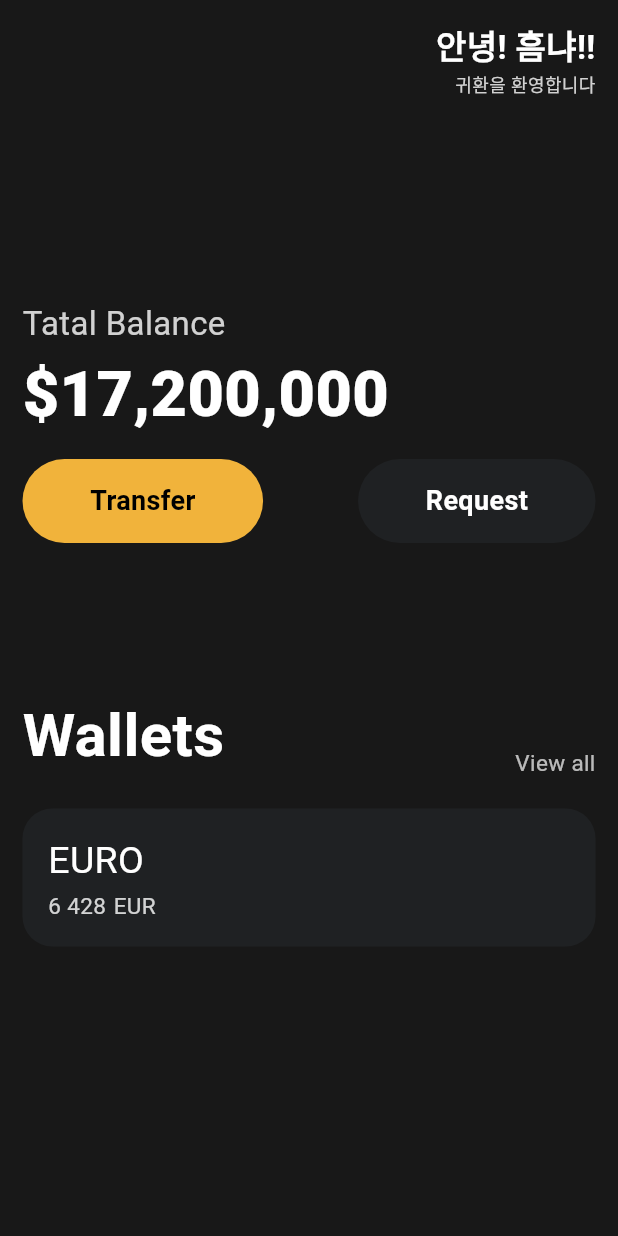
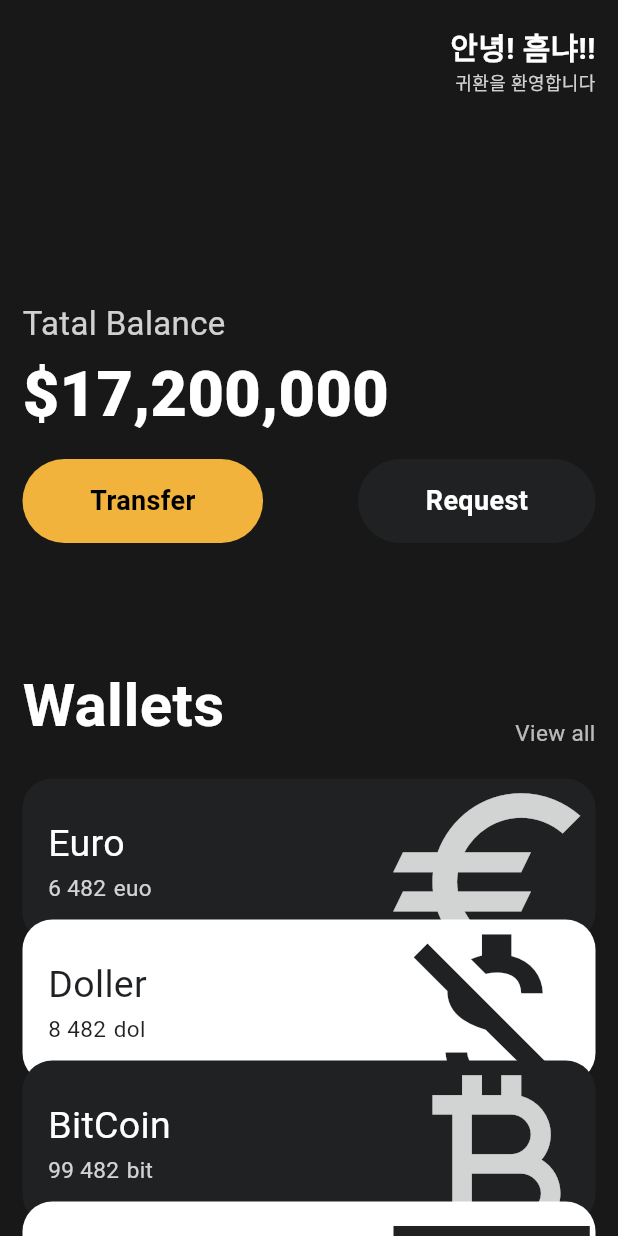
Before and after one commit to HumNya-Games/MO1, a Flutter app: the screen it shows after launch, on a phone screen of 412 x 824 dp. Run offline on Flutter 3.47's test engine with Material 3 defaults, Android fonts, the phone set to English and light mode, and no system bars.

Commit message:
UI완성 버전

```diff
--- a/toonflix/lib/main.dart
+++ b/toonflix/lib/main.dart
@@ -1,5 +1,6 @@
 import 'package:flutter/material.dart';
 import 'package:toonflix/widgets/button.dart';
+import 'package:toonflix/widgets/currency_card.dart';
 
 void main() {
   runApp(const App());
@@ -13,7 +14,8 @@ class App extends StatelessWidget {
     return MaterialApp(
       home: Scaffold(
         backgroundColor: const Color(0xff181818),
-        body: Padding(
+        body: SingleChildScrollView(
+          child: Padding(
             padding: const EdgeInsetsGeometry.symmetric(horizontal: 15),
             child: Column(
               crossAxisAlignment: CrossAxisAlignment.start,
@@ -29,7 +31,7 @@ class App extends StatelessWidget {
                           "안녕! 흠냐!!",
                           style: TextStyle(
                             color: Colors.white,
-                          fontSize: 22,
+                            fontSize: 20,
                             fontWeight: FontWeight.w700,
                           ),
                         ),
@@ -78,7 +80,7 @@ class App extends StatelessWidget {
                     ),
                   ],
                 ),
-              const SizedBox(height: 100),
+                const SizedBox(height: 80),
                 Row(
                   crossAxisAlignment: CrossAxisAlignment.end,
                   mainAxisAlignment: MainAxisAlignment.spaceBetween,
@@ -102,52 +104,51 @@ class App extends StatelessWidget {
                   ],
                 ),
                 const SizedBox(height: 20),
-              Container(
-                decoration: const BoxDecoration(
-                  color: Color(0xFF1F2123),
-                  borderRadius: BorderRadiusGeometry.all(Radius.circular(20)),
-                ),
-                child: Padding(
-                  padding: const EdgeInsets.all(17.0),
-                  child: Row(
-                    children: [
-                      Column(
-                        crossAxisAlignment: CrossAxisAlignment.start,
-                        children: [
-                          const Text(
-                            "EURO",
-                            style: TextStyle(color: Colors.white, fontSize: 25),
-                          ),
-                          const SizedBox(height: 1),
-                          Row(
-                            children: [
-                              Text(
-                                '6 428',
-                                style: TextStyle(
-                                  color: Colors.white.withValues(alpha: 0.8),
-                                  fontSize: 15,
+                Transform.translate(
+                  offset: const Offset(0, -0),
+                  child: const CurrenceyCard(
+                    name: 'Euro',
+                    code: 'euo',
+                    amount: '6 482',
+                    icon: Icons.euro_sharp,
+                    isInverted: true,
                   ),
                 ),
-                              const SizedBox(width: 5),
-                              Text(
-                                'EUR',
-                                style: TextStyle(
-                                  color: Colors.white.withValues(alpha: 0.8),
-                                  fontSize: 15,
+                Transform.translate(
+                  offset: const Offset(0, -15),
+                  child: const CurrenceyCard(
+                    name: 'Doller',
+                    code: 'dol',
+                    amount: '8 482',
+                    icon: Icons.money_off_sharp,
+                    isInverted: false,
                   ),
                 ),
-                            ],
+                Transform.translate(
+                  offset: const Offset(0, -30),
+                  child: const CurrenceyCard(
+                    name: 'BitCoin',
+                    code: 'bit',
+                    amount: '99 482',
+                    icon: Icons.currency_bitcoin_sharp,
+                    isInverted: true,
                   ),
-                        ],
                 ),
-                    ],
-                  ),
+                Transform.translate(
+                  offset: const Offset(0, -45),
+                  child: const CurrenceyCard(
+                    name: 'Won',
+                    code: 'won',
+                    amount: '999 482',
+                    icon: Icons.money_sharp,
+                    isInverted: false,
                   ),
                 ),
               ],
             ),
           ),
         ),
+      ),
     );
   }
 }
--- /dev/null
+++ b/toonflix/lib/widgets/currency_card.dart
@@ -0,0 +1,85 @@
+import 'package:flutter/material.dart';
+
+class CurrenceyCard extends StatelessWidget {
+  final String name, code, amount;
+  final IconData icon;
+  final bool isInverted;
+  final _blackColor = const Color(0xFF1F2123);
+
+  const CurrenceyCard({
+    super.key,
+    required this.name,
+    required this.code,
+    required this.amount,
+    required this.icon,
+    required this.isInverted,
+  });
+
+  @override
+  Widget build(BuildContext context) {
+    return Container(
+      clipBehavior: Clip.hardEdge,
+      decoration: BoxDecoration(
+        color: isInverted ? _blackColor : Colors.white,
+        borderRadius: const BorderRadiusGeometry.all(Radius.circular(20)),
+      ),
+      child: Padding(
+        padding: const EdgeInsets.all(17.0),
+        child: Row(
+          mainAxisAlignment: MainAxisAlignment.spaceBetween,
+          children: [
+            Column(
+              crossAxisAlignment: CrossAxisAlignment.start,
+              children: [
+                Text(
+                  name,
+                  style: TextStyle(
+                    color: isInverted ? Colors.white : _blackColor,
+                    fontSize: 25,
+                  ),
+                ),
+                const SizedBox(height: 1),
+                Row(
+                  children: [
+                    Text(
+                      amount,
+                      style: TextStyle(
+                        color: isInverted
+                            ? Colors.white.withValues(alpha: 0.8)
+                            : _blackColor,
+                        fontSize: 15,
+                      ),
+                    ),
+                    const SizedBox(width: 5),
+                    Text(
+                      code,
+                      style: TextStyle(
+                        color: isInverted
+                            ? Colors.white.withValues(alpha: 0.8)
+                            : _blackColor,
+                        fontSize: 15,
+                      ),
+                    ),
+                  ],
+                ),
+              ],
+            ),
+            Transform.scale(
+              scale: 2.1,
+              child: Transform.translate(
+                offset: const Offset(-7, 7),
+                child: Icon(
+                  icon,
+                  color: isInverted
+                      ? Colors.white.withValues(alpha: 0.8)
+                      : _blackColor,
+                  size: 75,
+                ),
+              ),
+            ),
+          ],
+        ),
+      ),
+    );
+  }
+}
```
Lines whose indentation alone changed are shown as unchanged.
